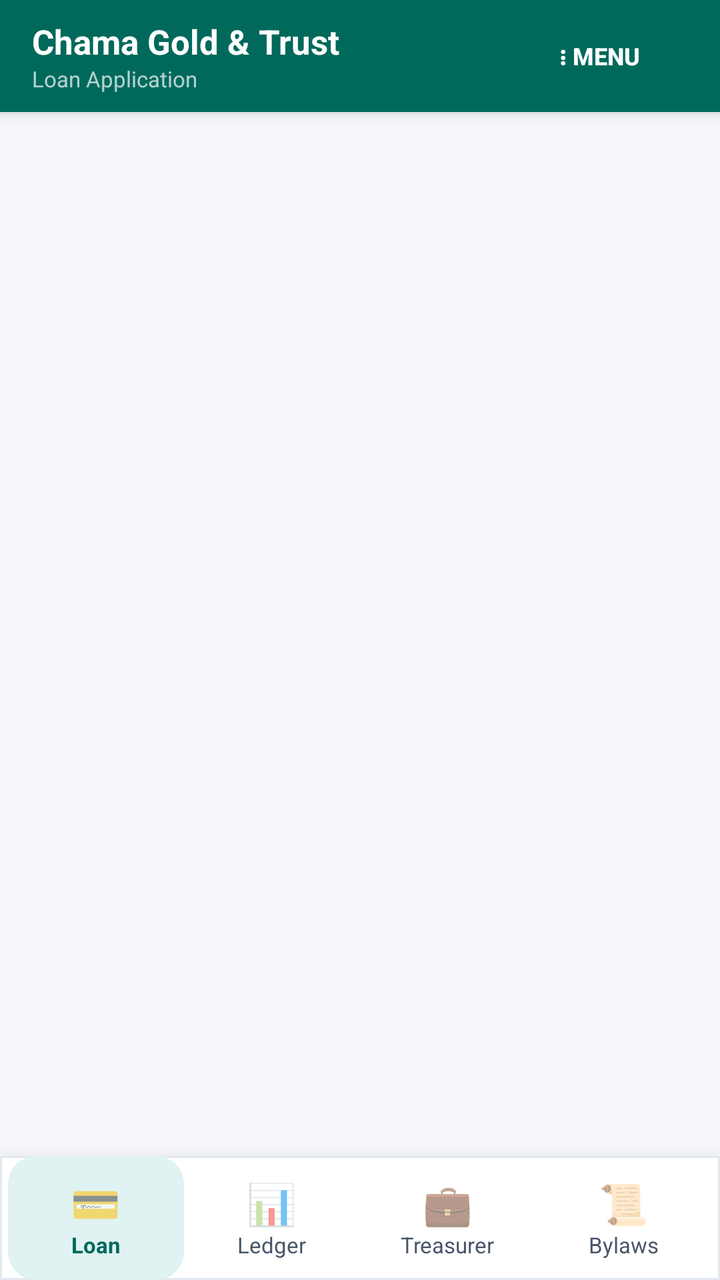
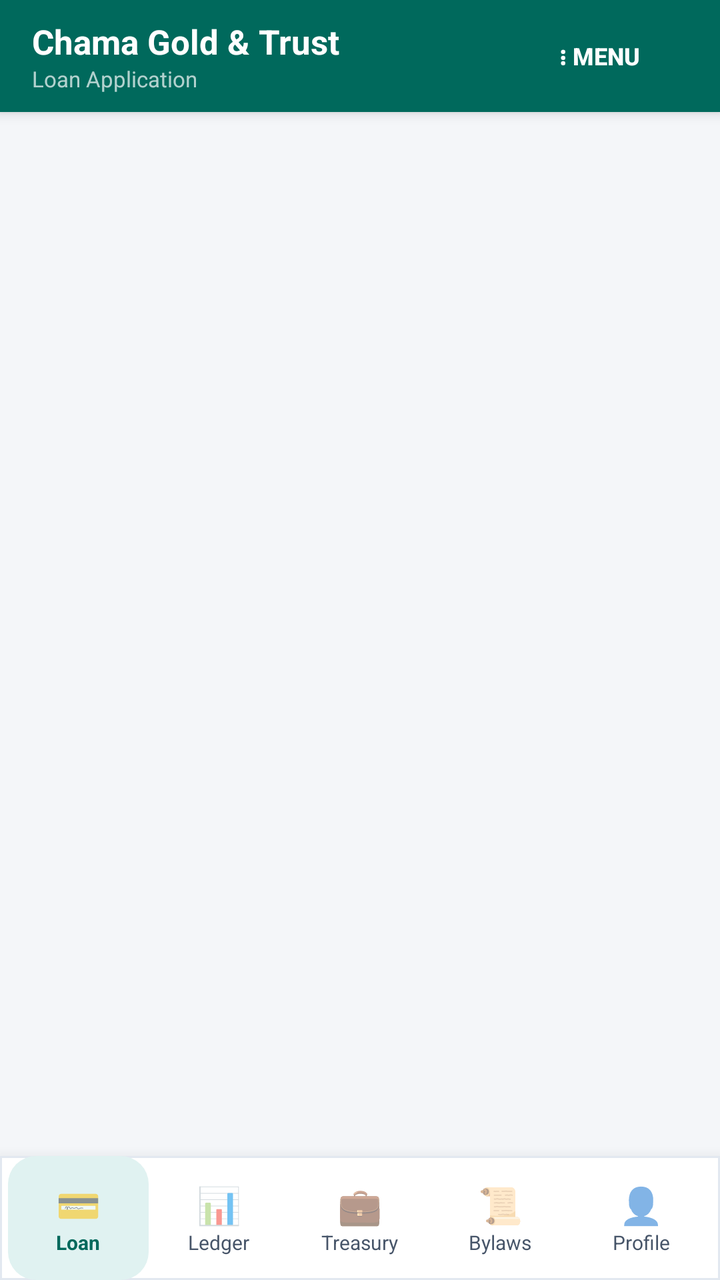

An Android layout rendered at two revisions. The XML below is the earlier revision; the diff shows what the commit changed to produce the second picture.
<!-- AndroidManifest.xml: activity theme Theme.ChamaLoanApp -->
<!-- res/layout/activity_main.xml -->
<?xml version="1.0" encoding="utf-8"?>
<LinearLayout xmlns:android="http://schemas.android.com/apk/res/android"
    android:layout_width="match_parent"
    android:layout_height="match_parent"
    android:orientation="vertical"
    android:background="@color/screen_background">

    
    
    
    <LinearLayout
        android:layout_width="match_parent"
        android:layout_height="56dp"
        android:background="@color/brand_primary"
        android:elevation="4dp"
        android:orientation="horizontal"
        android:gravity="center_vertical"
        android:paddingHorizontal="16dp">

        <LinearLayout
            android:layout_width="0dp"
            android:layout_height="wrap_content"
            android:layout_weight="1"
            android:orientation="vertical">

            <TextView
                android:layout_width="wrap_content"
                android:layout_height="wrap_content"
                android:text="Chama Gold &amp; Trust"
                android:textColor="@android:color/white"
                android:textSize="17sp"
                android:textStyle="bold" />

            <TextView
                android:id="@+id/tvToolbarSubtitle"
                android:layout_width="wrap_content"
                android:layout_height="wrap_content"
                android:text="Loan Application"
                android:textColor="#B2FFFFFF"
                android:textSize="11sp" />
        </LinearLayout>

        
        <Button
            android:id="@+id/btnQuickMenu"
            android:layout_width="wrap_content"
            android:layout_height="34dp"
            android:background="@android:color/transparent"
            android:text="⋮ Menu"
            android:textColor="@android:color/white"
            android:textSize="12sp"
            android:textStyle="bold"
            android:paddingHorizontal="8dp" />
    </LinearLayout>

    
    
    
    <FrameLayout
        android:id="@+id/fragmentContainer"
        android:layout_width="match_parent"
        android:layout_height="0dp"
        android:layout_weight="1" />

    
    
    
    <LinearLayout
        android:id="@+id/bottomNavigation"
        android:layout_width="match_parent"
        android:layout_height="62dp"
        android:background="@drawable/bg_nav_bar"
        android:elevation="12dp"
        android:orientation="horizontal"
        android:gravity="center_vertical"
        android:paddingHorizontal="4dp"
        android:weightSum="4">

        
        <LinearLayout
            android:id="@+id/navTabLoan"
            android:layout_width="0dp"
            android:layout_height="match_parent"
            android:layout_weight="1"
            android:background="@drawable/bg_nav_item_active"
            android:clickable="true"
            android:focusable="true"
            android:gravity="center"
            android:orientation="vertical"
            android:paddingVertical="6dp">
            <TextView android:id="@+id/tvNavIconLoan"
                android:layout_width="wrap_content" android:layout_height="wrap_content"
                android:text="💳" android:textSize="20sp" />
            <TextView android:id="@+id/tvNavTextLoan"
                android:layout_width="wrap_content" android:layout_height="wrap_content"
                android:text="Loan" android:textColor="@color/brand_primary"
                android:textSize="11sp" android:textStyle="bold" />
        </LinearLayout>

        
        <LinearLayout
            android:id="@+id/navTabLedger"
            android:layout_width="0dp"
            android:layout_height="match_parent"
            android:layout_weight="1"
            android:background="@android:color/transparent"
            android:clickable="true"
            android:focusable="true"
            android:gravity="center"
            android:orientation="vertical"
            android:paddingVertical="6dp">
            <TextView android:id="@+id/tvNavIconLedger"
                android:layout_width="wrap_content" android:layout_height="wrap_content"
                android:text="📊" android:textSize="20sp" />
            <TextView android:id="@+id/tvNavTextLedger"
                android:layout_width="wrap_content" android:layout_height="wrap_content"
                android:text="Ledger" android:textColor="@color/text_secondary"
                android:textSize="11sp" />
        </LinearLayout>

        
        <LinearLayout
            android:id="@+id/navTabTreasurer"
            android:layout_width="0dp"
            android:layout_height="match_parent"
            android:layout_weight="1"
            android:background="@android:color/transparent"
            android:clickable="true"
            android:focusable="true"
            android:gravity="center"
            android:orientation="vertical"
            android:paddingVertical="6dp">
            <TextView android:id="@+id/tvNavIconTreasurer"
                android:layout_width="wrap_content" android:layout_height="wrap_content"
                android:text="💼" android:textSize="20sp" />
            <TextView android:id="@+id/tvNavTextTreasurer"
                android:layout_width="wrap_content" android:layout_height="wrap_content"
                android:text="Treasurer" android:textColor="@color/text_secondary"
                android:textSize="11sp" />
        </LinearLayout>

        
        <LinearLayout
            android:id="@+id/navTabBylaws"
            android:layout_width="0dp"
            android:layout_height="match_parent"
            android:layout_weight="1"
            android:background="@android:color/transparent"
            android:clickable="true"
            android:focusable="true"
            android:gravity="center"
            android:orientation="vertical"
            android:paddingVertical="6dp">
            <TextView android:id="@+id/tvNavIconBylaws"
                android:layout_width="wrap_content" android:layout_height="wrap_content"
                android:text="📜" android:textSize="20sp" />
            <TextView android:id="@+id/tvNavTextBylaws"
                android:layout_width="wrap_content" android:layout_height="wrap_content"
                android:text="Bylaws" android:textColor="@color/text_secondary"
                android:textSize="11sp" />
        </LinearLayout>

    </LinearLayout>

</LinearLayout>
<!-- resources referenced by this layout -->
<resources>
  <color name="brand_primary">#00695C</color>
  <color name="screen_background">#F4F6F9</color>
  <color name="text_secondary">#475569</color>
  <!-- drawable bg_nav_bar (drawable) -->
  <?xml version="1.0" encoding="utf-8"?>
  <shape xmlns:android="http://schemas.android.com/apk/res/android">
      <solid android:color="@color/card_background" />
      <stroke android:width="1dp" android:color="@color/border_light" />
  </shape>
  <!-- drawable bg_nav_item_active (drawable) -->
  <?xml version="1.0" encoding="utf-8"?>
  <shape xmlns:android="http://schemas.android.com/apk/res/android">
      <solid android:color="@color/brand_primary_light" />
      <corners android:radius="14dp" />
  </shape>
  <style name="Theme.ChamaLoanApp" parent="Theme.AppCompat.Light.NoActionBar">
          <item name="colorPrimary">@color/brand_primary</item>
          <item name="colorPrimaryDark">@color/brand_primary_dark</item>
          <item name="colorAccent">@color/brand_accent</item>
      </style>
  <color name="card_background">#FFFFFF</color>
  <color name="border_light">#E2E8F0</color>
  <color name="brand_primary_light">#E0F2F1</color>
  <color name="brand_primary_dark">#004D40</color>
  <color name="brand_accent">#00897B</color>
</resources>

<!-- the commit's change to res/layout/activity_main.xml (unified diff, before → after) -->
@@ -1,5 +1,6 @@
 <?xml version="1.0" encoding="utf-8"?>
 <LinearLayout xmlns:android="http://schemas.android.com/apk/res/android"
+    xmlns:tools="http://schemas.android.com/tools"
     android:layout_width="match_parent"
     android:layout_height="match_parent"
     android:orientation="vertical"
@@ -56,12 +57,15 @@
     
     
     
+    
     <FrameLayout
         android:id="@+id/fragmentContainer"
         android:layout_width="match_parent"
         android:layout_height="0dp"
-        android:layout_weight="1" />
-
+        android:layout_weight="1"
+        tools:layout="@layout/fragment_loan" />
+
+    
     
     
     
@@ -74,7 +78,7 @@
         android:orientation="horizontal"
         android:gravity="center_vertical"
         android:paddingHorizontal="4dp"
-        android:weightSum="4">
+        android:weightSum="5">
 
         
         <LinearLayout
@@ -90,11 +94,11 @@
             android:paddingVertical="6dp">
             <TextView android:id="@+id/tvNavIconLoan"
                 android:layout_width="wrap_content" android:layout_height="wrap_content"
-                android:text="💳" android:textSize="20sp" />
+                android:text="💳" android:textSize="18sp" />
             <TextView android:id="@+id/tvNavTextLoan"
                 android:layout_width="wrap_content" android:layout_height="wrap_content"
                 android:text="Loan" android:textColor="@color/brand_primary"
-                android:textSize="11sp" android:textStyle="bold" />
+                android:textSize="10sp" android:textStyle="bold" />
         </LinearLayout>
 
         
@@ -111,11 +115,11 @@
             android:paddingVertical="6dp">
             <TextView android:id="@+id/tvNavIconLedger"
                 android:layout_width="wrap_content" android:layout_height="wrap_content"
-                android:text="📊" android:textSize="20sp" />
+                android:text="📊" android:textSize="18sp" />
             <TextView android:id="@+id/tvNavTextLedger"
                 android:layout_width="wrap_content" android:layout_height="wrap_content"
                 android:text="Ledger" android:textColor="@color/text_secondary"
-                android:textSize="11sp" />
+                android:textSize="10sp" />
         </LinearLayout>
 
         
@@ -132,11 +136,11 @@
             android:paddingVertical="6dp">
             <TextView android:id="@+id/tvNavIconTreasurer"
                 android:layout_width="wrap_content" android:layout_height="wrap_content"
-                android:text="💼" android:textSize="20sp" />
+                android:text="💼" android:textSize="18sp" />
             <TextView android:id="@+id/tvNavTextTreasurer"
                 android:layout_width="wrap_content" android:layout_height="wrap_content"
-                android:text="Treasurer" android:textColor="@color/text_secondary"
-                android:textSize="11sp" />
+                android:text="Treasury" android:textColor="@color/text_secondary"
+                android:textSize="10sp" />
         </LinearLayout>
 
         
@@ -153,13 +157,406 @@
             android:paddingVertical="6dp">
             <TextView android:id="@+id/tvNavIconBylaws"
                 android:layout_width="wrap_content" android:layout_height="wrap_content"
-                android:text="📜" android:textSize="20sp" />
+                android:text="📜" android:textSize="18sp" />
             <TextView android:id="@+id/tvNavTextBylaws"
                 android:layout_width="wrap_content" android:layout_height="wrap_content"
                 android:text="Bylaws" android:textColor="@color/text_secondary"
-                android:textSize="11sp" />
+                android:textSize="10sp" />
+        </LinearLayout>
+
+        
+        <LinearLayout
+            android:id="@+id/navTabProfile"
+            android:layout_width="0dp"
+            android:layout_height="match_parent"
+            android:layout_weight="1"
+            android:background="@android:color/transparent"
+            android:clickable="true"
+            android:focusable="true"
+            android:gravity="center"
+            android:orientation="vertical"
+            android:paddingVertical="6dp">
+            <TextView android:id="@+id/tvNavIconProfile"
+                android:layout_width="wrap_content" android:layout_height="wrap_content"
+                android:text="👤" android:textSize="18sp" />
+            <TextView android:id="@+id/tvNavTextProfile"
+                android:layout_width="wrap_content" android:layout_height="wrap_content"
+                android:text="Profile" android:textColor="@color/text_secondary"
+                android:textSize="10sp" />
         </LinearLayout>
 
     </LinearLayout>
 
 </LinearLayout>
+<!-- res/layout/fragment_loan.xml (included above) -->
+<?xml version="1.0" encoding="utf-8"?>
+<ScrollView xmlns:android="http://schemas.android.com/apk/res/android"
+    android:layout_width="match_parent"
+    android:layout_height="match_parent"
+    android:background="@color/screen_background"
+    android:fillViewport="true">
+
+    <LinearLayout
+        android:layout_width="match_parent"
+        android:layout_height="wrap_content"
+        android:orientation="vertical"
+        android:padding="16dp">
+
+        
+        <LinearLayout
+            android:layout_width="match_parent"
+            android:layout_height="wrap_content"
+            android:background="@drawable/bg_card_white"
+            android:elevation="2dp"
+            android:orientation="vertical"
+            android:padding="16dp"
+            android:layout_marginBottom="14dp">
+
+            <TextView
+                android:layout_width="wrap_content"
+                android:layout_height="wrap_content"
+                android:text="Member Financial Standing"
+                android:textColor="@color/text_primary"
+                android:textSize="15sp"
+                android:textStyle="bold" />
+
+            <TextView
+                android:layout_width="wrap_content"
+                android:layout_height="wrap_content"
+                android:text="Your verified shares determine your maximum borrowing power."
+                android:textColor="@color/text_secondary"
+                android:textSize="11sp"
+                android:layout_marginBottom="10dp" />
+
+            <LinearLayout
+                android:layout_width="match_parent"
+                android:layout_height="wrap_content"
+                android:orientation="horizontal">
+
+                <LinearLayout
+                    android:layout_width="0dp"
+                    android:layout_height="wrap_content"
+                    android:layout_weight="1"
+                    android:background="@color/card_subtle"
+                    android:padding="10dp"
+                    android:layout_marginEnd="6dp"
+                    android:orientation="vertical">
+                    <TextView
+                        android:layout_width="wrap_content"
+                        android:layout_height="wrap_content"
+                        android:text="Chama Savings"
+                        android:textSize="11sp"
+                        android:textColor="@color/text_secondary" />
+                    <TextView
+                        android:id="@+id/tvSnapshotSavings"
+                        android:layout_width="wrap_content"
+                        android:layout_height="wrap_content"
+                        android:text="KES 40,000"
+                        android:textSize="15sp"
+                        android:textStyle="bold"
+                        android:textColor="@color/brand_primary" />
+                </LinearLayout>
+
+                <LinearLayout
+                    android:layout_width="0dp"
+                    android:layout_height="wrap_content"
+                    android:layout_weight="1"
+                    android:background="@color/card_subtle"
+                    android:padding="10dp"
+                    android:layout_marginStart="6dp"
+                    android:orientation="vertical">
+                    <TextView
+                        android:layout_width="wrap_content"
+                        android:layout_height="wrap_content"
+                        android:text="Borrowing Limit (3×)"
+                        android:textSize="11sp"
+                        android:textColor="@color/text_secondary" />
+                    <TextView
+                        android:id="@+id/tvSnapshotLimit"
+                        android:layout_width="wrap_content"
+                        android:layout_height="wrap_content"
+                        android:text="KES 120,000"
+                        android:textSize="15sp"
+                        android:textStyle="bold"
+                        android:textColor="@color/status_approved" />
+                </LinearLayout>
+            </LinearLayout>
+        </LinearLayout>
+
+        
+        <LinearLayout
+            android:layout_width="match_parent"
+            android:layout_height="wrap_content"
+            android:background="@drawable/bg_card_white"
+            android:elevation="2dp"
+            android:orientation="vertical"
+            android:padding="16dp"
+            android:layout_marginBottom="14dp">
+
+            <TextView
+                android:layout_width="wrap_content"
+                android:layout_height="wrap_content"
+                android:text="Apply for a Loan"
+                android:textColor="@color/text_primary"
+                android:textSize="15sp"
+                android:textStyle="bold" />
+
+            <TextView
+                android:layout_width="wrap_content"
+                android:layout_height="wrap_content"
+                android:text="All fields marked * are required. The AI model evaluates eligibility instantly."
+                android:textColor="@color/text_secondary"
+                android:textSize="11sp"
+                android:layout_marginBottom="12dp" />
+
+            <TextView style="@style/LoanFieldLabel" android:text="Requested Loan Amount (KES)*" />
+            <EditText
+                android:id="@+id/etLoanAmount"
+                style="@style/LoanFieldInput"
+                android:hint="e.g. 100000" />
+
+            <TextView style="@style/LoanFieldLabel" android:text="Repayment Period (Months)*" />
+            <EditText
+                android:id="@+id/etLoanTerm"
+                style="@style/LoanFieldInput"
+                android:inputType="number"
+                android:text="12"
+                android:hint="e.g. 12" />
+
+            <TextView style="@style/LoanFieldLabel" android:text="Primary Monthly Income (KES)*" />
+            <EditText
+                android:id="@+id/etApplicantIncome"
+                style="@style/LoanFieldInput"
+                android:hint="e.g. 50000" />
+
+            <TextView android:layout_width="wrap_content" android:layout_height="wrap_content"
+                android:text="Chama Savings Balance (KES)"
+                android:textSize="12sp" android:textColor="@color/text_secondary" />
+            <EditText
+                android:id="@+id/etMemberSavings"
+                style="@style/LoanFieldInput"
+                android:text="40000"
+                android:hint="e.g. 40000 (enforces 3× rule)" />
+
+            <TextView android:layout_width="wrap_content" android:layout_height="wrap_content"
+                android:text="Guarantor / Co-applicant Income (KES)"
+                android:textSize="12sp" android:textColor="@color/text_secondary" />
+            <EditText
+                android:id="@+id/etCoapplicantIncome"
+                style="@style/LoanFieldInput"
+                android:text="0"
+                android:hint="0 if none" />
+
+            <TextView style="@style/LoanFieldLabel" android:text="Past Repayment Record*" />
+            <RadioGroup
+                android:id="@+id/rgCreditHistory"
+                android:layout_width="match_parent"
+                android:layout_height="wrap_content"
+                android:orientation="horizontal"
+                android:layout_marginBottom="10dp">
+                <RadioButton android:id="@+id/rbCreditClean"
+                    android:layout_width="wrap_content" android:layout_height="wrap_content"
+                    android:text="Clean Record" android:checked="true"
+                    android:layout_marginEnd="16dp" />
+                <RadioButton android:id="@+id/rbCreditDefault"
+                    android:layout_width="wrap_content" android:layout_height="wrap_content"
+                    android:text="Prior Default" />
+            </RadioGroup>
+
+            <TextView android:layout_width="wrap_content" android:layout_height="wrap_content"
+                android:text="Chama Branch / Residential Area"
+                android:textSize="12sp" android:textColor="@color/text_secondary"
+                android:layout_marginBottom="4dp" />
+            <RadioGroup
+                android:id="@+id/rgPropertyArea"
+                android:layout_width="match_parent"
+                android:layout_height="wrap_content"
+                android:orientation="horizontal"
+                android:layout_marginBottom="16dp">
+                <RadioButton android:id="@+id/rbAreaSemiurban"
+                    android:layout_width="wrap_content" android:layout_height="wrap_content"
+                    android:text="Semiurban" android:checked="true"
+                    android:layout_marginEnd="12dp" />
+                <RadioButton android:id="@+id/rbAreaUrban"
+                    android:layout_width="wrap_content" android:layout_height="wrap_content"
+                    android:text="Urban" android:layout_marginEnd="12dp" />
+                <RadioButton android:id="@+id/rbAreaRural"
+                    android:layout_width="wrap_content" android:layout_height="wrap_content"
+                    android:text="Rural" />
+            </RadioGroup>
+
+            <Button
+                android:id="@+id/btnCheckEligibility"
+                android:layout_width="match_parent"
+                android:layout_height="50dp"
+                android:backgroundTint="@color/brand_primary"
+                android:text="Check Eligibility &amp; Repayment Preview"
+                android:textColor="@android:color/white"
+                android:textSize="14sp"
+                android:textStyle="bold" />
+
+            <ProgressBar
+                android:id="@+id/progressBar"
+                android:layout_width="wrap_content"
+                android:layout_height="wrap_content"
+                android:layout_gravity="center"
+                android:layout_marginTop="10dp"
+                android:visibility="gone" />
+        </LinearLayout>
+
+        
+        <LinearLayout
+            android:id="@+id/cardResult"
+            android:layout_width="match_parent"
+            android:layout_height="wrap_content"
+            android:background="@drawable/bg_card_white"
+            android:elevation="3dp"
+            android:orientation="vertical"
+            android:padding="16dp"
+            android:layout_marginBottom="24dp"
+            android:visibility="gone">
+
+            
+            <LinearLayout
+                android:layout_width="match_parent"
+                android:layout_height="wrap_content"
+                android:orientation="horizontal"
+                android:gravity="center_vertical"
+                android:layout_marginBottom="14dp">
+
+                <LinearLayout
+                    android:layout_width="0dp"
+                    android:layout_height="wrap_content"
+                    android:layout_weight="1"
+                    android:orientation="vertical">
+
+                    <TextView
+                        android:id="@+id/tvStatusBadge"
+                        android:layout_width="wrap_content"
+                        android:layout_height="wrap_content"
+                        android:background="@drawable/bg_badge_approved"
+                        android:paddingHorizontal="14dp"
+                        android:paddingVertical="5dp"
+                        android:text="APPROVED"
+                        android:textColor="@color/status_approved"
+                        android:textSize="13sp"
+                        android:textStyle="bold" />
+
+                    <TextView
+                        android:id="@+id/tvRiskTierBadge"
+                        android:layout_width="wrap_content"
+                        android:layout_height="wrap_content"
+                        android:text="Low Risk Profile"
+                        android:textColor="@color/status_approved"
+                        android:textSize="12sp"
+                        android:textStyle="bold"
+                        android:layout_marginTop="4dp" />
+                </LinearLayout>
+
+                
+                <LinearLayout
+                    android:layout_width="wrap_content"
+                    android:layout_height="wrap_content"
+                    android:gravity="center"
+                    android:background="@drawable/bg_score_circle"
+                    android:padding="10dp"
+                    android:orientation="vertical">
+                    <TextView
+                        android:id="@+id/tvScoreNumber"
+                        android:layout_width="wrap_content"
+                        android:layout_height="wrap_content"
+                        android:text="8.2"
+                        android:textColor="@color/status_approved"
+                        android:textSize="18sp"
+                        android:textStyle="bold" />
+                    <TextView
+                        android:layout_width="wrap_content"
+                        android:layout_height="wrap_content"
+                        android:text="out of 10"
+                        android:textColor="@color/text_secondary"
+                        android:textSize="9sp" />
+                </LinearLayout>
+            </LinearLayout>
+
+            
+            <TextView
+                android:id="@+id/tvProbabilityText"
+                android:layout_width="wrap_content"
+                android:layout_height="wrap_content"
+                android:text="Model Approval Confidence: 82%"
+                android:textSize="12sp"
+                android:textColor="@color/text_secondary"
+                android:layout_marginBottom="4dp" />
+            <ProgressBar
+                android:id="@+id/pbProbability"
+                style="?android:attr/progressBarStyleHorizontal"
+                android:layout_width="match_parent"
+                android:layout_height="8dp"
+                android:max="100"
+                android:progress="82"
+                android:progressTint="@color/status_approved"
+                android:layout_marginBottom="14dp" />
+
+            
+            <TextView
+                android:layout_width="wrap_content"
+                android:layout_height="wrap_content"
+                android:text="Repayment Preview (10% Annual Reducing Balance)"
+                android:textSize="12sp"
+                android:textStyle="bold"
+                android:textColor="@color/text_primary"
+                android:layout_marginBottom="6dp" />
+
+            <LinearLayout
+                android:layout_width="match_parent"
+                android:layout_height="wrap_content"
+                android:orientation="horizontal"
+                android:background="@color/card_subtle"
+                android:padding="10dp"
+                android:layout_marginBottom="12dp">
+
+                <LinearLayout android:layout_width="0dp" android:layout_height="wrap_content" android:layout_weight="1" android:orientation="vertical">
+                    <TextView android:layout_width="wrap_content" android:layout_height="wrap_content"
+                        android:text="Est. Monthly Payment" android:textSize="11sp" android:textColor="@color/text_secondary" />
+                    <TextView android:id="@+id/tvEstMonthlyPayment"
+                        android:layout_width="wrap_content" android:layout_height="wrap_content"
+                        android:text="KES —" android:textSize="14sp" android:textStyle="bold"
+                        android:textColor="@color/brand_primary" />
+                </LinearLayout>
+
+                <LinearLayout android:layout_width="0dp" android:layout_height="wrap_content" android:layout_weight="1" android:orientation="vertical">
+                    <TextView android:layout_width="wrap_content" android:layout_height="wrap_content"
+                        android:text="Total Interest" android:textSize="11sp" android:textColor="@color/text_secondary" />
+                    <TextView android:id="@+id/tvTotalInterest"
+                        android:layout_width="wrap_content" android:layout_height="wrap_content"
+                        android:text="KES —" android:textSize="14sp" android:textStyle="bold"
+                        android:textColor="@color/text_primary" />
+                </LinearLayout>
+            </LinearLayout>
+
+            
+            <TextView android:layout_width="wrap_content" android:layout_height="wrap_content"
+                android:text="Chama Bylaws Compliance:" android:textSize="12sp"
+                android:textStyle="bold" android:textColor="@color/text_primary" />
+            <TextView android:id="@+id/tvSavingsComplianceChip"
+                android:layout_width="match_parent" android:layout_height="wrap_content"
+                android:text="• Savings Cap: Checking…" android:textSize="12sp"
+                android:textColor="@color/status_approved" android:layout_marginTop="2dp" />
+            <TextView android:id="@+id/tvDtiComplianceChip"
+                android:layout_width="match_parent" android:layout_height="wrap_content"
+                android:text="• DTI: Checking…" android:textSize="12sp"
+                android:textColor="@color/status_approved" android:layout_marginTop="2dp" />
+
+            
+            <TextView android:layout_width="wrap_content" android:layout_height="wrap_content"
+                android:text="Committee Action:" android:textSize="12sp" android:textStyle="bold"
+                android:textColor="@color/text_primary" android:layout_marginTop="10dp" />
+            <TextView android:id="@+id/tvMessage"
+                android:layout_width="match_parent" android:layout_height="wrap_content"
+                android:text="Awaiting evaluation…"
+                android:textColor="@color/text_secondary" android:textSize="12sp"
+                android:layout_marginTop="2dp" />
+        </LinearLayout>
+
+    </LinearLayout>
+</ScrollView>
<!-- resource entries referenced after the edit -->
@@ -1,8 +1,25 @@
 <!-- resources referenced by this layout -->
 <resources>
   <color name="brand_primary">#00695C</color>
+  <color name="card_subtle">#F8FAFC</color>
   <color name="screen_background">#F4F6F9</color>
+  <color name="status_approved">#15803D</color>
+  <color name="text_primary">#0F172A</color>
   <color name="text_secondary">#475569</color>
+  <!-- drawable bg_badge_approved (drawable) -->
+  <?xml version="1.0" encoding="utf-8"?>
+  <shape xmlns:android="http://schemas.android.com/apk/res/android">
+      <solid android:color="@color/status_approved_bg" />
+      <corners android:radius="20dp" />
+      <stroke android:width="1.5dp" android:color="@color/status_approved" />
+  </shape>
+  <!-- drawable bg_card_white (drawable) -->
+  <?xml version="1.0" encoding="utf-8"?>
+  <shape xmlns:android="http://schemas.android.com/apk/res/android">
+      <solid android:color="@color/card_background" />
+      <corners android:radius="12dp" />
+      <stroke android:width="1dp" android:color="@color/border_light" />
+  </shape>
   <!-- drawable bg_nav_bar (drawable) -->
   <?xml version="1.0" encoding="utf-8"?>
   <shape xmlns:android="http://schemas.android.com/apk/res/android">
@@ -15,11 +32,34 @@
       <solid android:color="@color/brand_primary_light" />
       <corners android:radius="14dp" />
   </shape>
+  <!-- drawable bg_score_circle (drawable) -->
+  <?xml version="1.0" encoding="utf-8"?>
+  <shape xmlns:android="http://schemas.android.com/apk/res/android"
+      android:shape="oval">
+      <solid android:color="@color/status_approved_bg" />
+      <stroke android:width="3dp" android:color="@color/status_approved" />
+      <size android:width="76dp" android:height="76dp" />
+  </shape>
+  <style name="LoanFieldInput">
+          <item name="android:layout_width">match_parent</item>
+          <item name="android:layout_height">48dp</item>
+          <item name="android:inputType">numberDecimal</item>
+          <item name="android:textSize">14sp</item>
+          <item name="android:layout_marginBottom">10dp</item>
+      </style>
+  <style name="LoanFieldLabel">
+          <item name="android:layout_width">wrap_content</item>
+          <item name="android:layout_height">wrap_content</item>
+          <item name="android:textSize">12sp</item>
+          <item name="android:textColor">@color/text_primary</item>
+          <item name="android:textStyle">bold</item>
+      </style>
   <style name="Theme.ChamaLoanApp" parent="Theme.AppCompat.Light.NoActionBar">
           <item name="colorPrimary">@color/brand_primary</item>
           <item name="colorPrimaryDark">@color/brand_primary_dark</item>
           <item name="colorAccent">@color/brand_accent</item>
       </style>
+  <color name="status_approved_bg">#DCFCE7</color>
   <color name="card_background">#FFFFFF</color>
   <color name="border_light">#E2E8F0</color>
   <color name="brand_primary_light">#E0F2F1</color>
